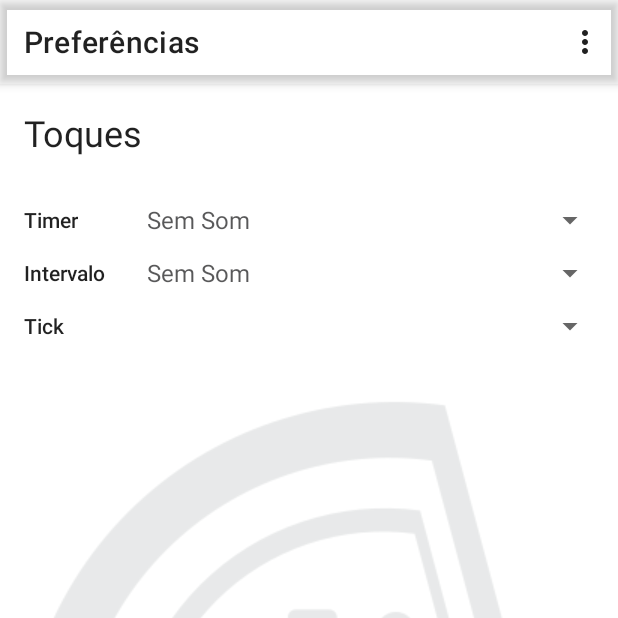
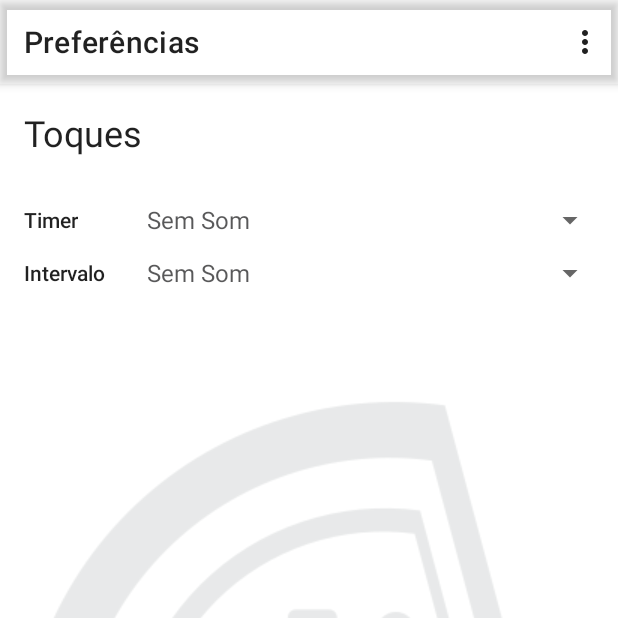
Before and after one commit to alexpfx/chunk_timer, an Android app: the SettingsFragment screen opened through its navigation route, on a phone screen of 412 x 824 dp, the top half of it. Run offline under Robolectric (Android 15) with nearby library versions, the phone set to English and light mode, and no system bars; our stand-ins replace Room's generated code; 1 statement that could not run was skipped.

Commit message:
badge buttons redesign.

```diff
--- a/app/src/main/java/dev/alessi/chunk/pomodoro/timer/android/components/BadgedButton.kt
+++ b/app/src/main/java/dev/alessi/chunk/pomodoro/timer/android/components/BadgedButton.kt
@@ -3,78 +3,87 @@ package dev.alessi.chunk.pomodoro.timer.android.components
 import android.content.Context
 import android.util.AttributeSet
 import android.view.LayoutInflater
+import android.widget.FrameLayout
+import android.widget.ImageButton
 import android.widget.TextView
-import androidx.constraintlayout.widget.ConstraintLayout
-import com.google.android.material.button.MaterialButton
+import androidx.core.content.ContextCompat
 import dev.alessi.chunk.pomodoro.timer.android.R
 
-class BadgedButton(context: Context?, attrs: AttributeSet?) : ConstraintLayout(context, attrs) {
+class BadgedButton(context: Context, attrs: AttributeSet?) : FrameLayout(context, attrs) {
 
+    private var checked = false
     private var txtBadge: TextView
-    private var button: MaterialButton
-    private var buttonIcon: Int
+    private var button: ImageButton
+    private var checkedResource: Int = R.color.bg_color_light
+    private var uncheckedResource: Int = android.R.color.transparent
 
 
-        get() = buttonIcon
+    override fun setOnClickListener(l: OnClickListener?) {
 
-        set(value) {
-            this.buttonIcon = value
+        button.setOnClickListener {
+            l?.onClick(this)
         }
 
-    var isChecked
-        get() = button.isChecked
-        set(value) {
-            button.isChecked = value
-        }
-
+        super.setOnClickListener(l)
+    }
 
     override fun setEnabled(enabled: Boolean) {
         button.isEnabled = enabled
+        super.setEnabled(enabled)
     }
 
-    override fun isEnabled(): Boolean {
-        return button.isEnabled
-    }
+    var isChecked
+        get() = checked
+        set(value) {
+            checked = value
 
-    override fun setOnClickListener(onClickListener: OnClickListener?) {
-        button.setOnClickListener(onClickListener)
+            updateColor()
+
+        }
+
+    private fun updateColor() {
+        if (checked) {
+
+            setBackgroundResource(checkedResource)
+        } else {
+            setBackgroundResource(uncheckedResource)
+        }
     }
 
 
-    override fun setTag(tag: Any?) {
-        button.tag = tag
-    }
-
-
-    override fun getTag(): Any {
-        return button.tag
-    }
-
-    var badgeText
+    var text
         get() = txtBadge.text.toString()
         set(value) {
-            txtBadge.text = "$value m"
+            txtBadge.text = value
         }
 
 
     init {
+
         LayoutInflater.from(context).inflate(R.layout.compound_view_badged_button, this)
         txtBadge = findViewById(R.id.txtBadge)
         button = findViewById(R.id.btnSizePP)
+
         tag = super.getTag()
-        val a = context?.obtainStyledAttributes(attrs, R.styleable.BadgedButton, 0, 0)
+        val a = context.obtainStyledAttributes(attrs, R.styleable.BadgedButton, 0, 0)
 
-        val badgeText = a?.getString(R.styleable.BadgedButton_badgeText)
 
-        val isChecked = a?.getBoolean(R.styleable.BadgedButton_isChecked, false)!!
-        val buttonIcon = a.getResourceId(R.styleable.BadgedButton_buttonIcon, 0)
+        txtBadge.text = a.getString(R.styleable.BadgedButton_labelText)
+
+        checked = a.getBoolean(R.styleable.BadgedButton_isChecked, false)!!
+        val buttonIcon = a.getResourceId(R.styleable.BadgedButton_imageResource, 0)
+
+        checkedResource =
+            a.getResourceId(R.styleable.BadgedButton_backgroundChecked, checkedResource)
+        uncheckedResource =
+            a.getResourceId(R.styleable.BadgedButton_backgroundUnchecked, uncheckedResource)
+
+        isClickable = true
+        isFocusable = true
+        button.setImageResource(buttonIcon)
 
         a.recycle()
 
-        txtBadge.text = badgeText
-        button.setIconResource(buttonIcon)
-
-        button.isChecked = isChecked
     }
 
 
--- a/app/src/main/java/dev/alessi/chunk/pomodoro/timer/android/settings/SettingsFragment.kt
+++ b/app/src/main/java/dev/alessi/chunk/pomodoro/timer/android/settings/SettingsFragment.kt
@@ -14,7 +14,6 @@ import androidx.preference.PreferenceManager
 import dev.alessi.chunk.pomodoro.timer.android.R
 import dev.alessi.chunk.pomodoro.timer.android.platform.SoundEffectManager
 import dev.alessi.chunk.pomodoro.timer.android.ui.MainViewModel
-import dev.alessi.chunk.pomodoro.timer.android.ui.SharedViewModel
 import kotlinx.android.synthetic.main.fragment_settings.*
 
 /**
--- a/app/src/main/java/dev/alessi/chunk/pomodoro/timer/android/ui/TimerFragment.kt
+++ b/app/src/main/java/dev/alessi/chunk/pomodoro/timer/android/ui/TimerFragment.kt
@@ -23,6 +23,7 @@ import androidx.preference.PreferenceManager
 import com.google.gson.Gson
 import dev.alessi.chunk.pomodoro.timer.android.R
 import dev.alessi.chunk.pomodoro.timer.android.RepositoryProvider
+import dev.alessi.chunk.pomodoro.timer.android.components.BadgedButton
 import dev.alessi.chunk.pomodoro.timer.android.database.Task
 import dev.alessi.chunk.pomodoro.timer.android.platform.ChunkTimerService
 import dev.alessi.chunk.pomodoro.timer.android.repository.TaskRepository
@@ -41,7 +42,7 @@ class TimerFragment : Fragment() {
 
 
     private var TAG = TimerFragment::class.java.name
-    private lateinit var sizeBtns: List<FrameLayout>
+    private lateinit var sizeBtns: List<BadgedButton>
 
 
     private var mTimerRunning = false
@@ -66,8 +67,6 @@ class TimerFragment : Fragment() {
         const val KEY_SIZE_JSON_ARRAY = "KEY_SIZE_JSON_ARRAY"
         const val KEY_LAST_INDEX = "key_last_index"
         const val KEY_LAST_BREAKTIME = "KEY_LAST_BREAKTIME"
-
-
     }
 
 
@@ -165,9 +164,9 @@ class TimerFragment : Fragment() {
 
     private fun updateSizeButtons() {
 
-        forAllSizeButtons { it: FrameLayout ->
+        forAllSizeButtons { it: BadgedButton ->
             val intTag = (it.tag as String).toInt()
-//            it.badgeText = mSizes[intTag].toString()
+            it.text = "${mSizes[intTag]} min"
         }
     }
 
@@ -181,7 +180,7 @@ class TimerFragment : Fragment() {
 
         forAllSizeButtons { it ->
             val intTag = (it.tag as String).toInt()
-//            it.isChecked = (mSelectedIndex == intTag)
+            it.isChecked = (mSelectedIndex == intTag)
         }
 
         val timeMinutes = mSizes[mSelectedIndex]
@@ -196,9 +195,8 @@ class TimerFragment : Fragment() {
     }
 
     private fun updateTask() {
-        txtTask.setText(mTask.description)
 
-
+        txtTask.text = mTask.description
     }
 
     private fun updateTimer(timeLeft: Long, totalTime: Long) {
@@ -211,6 +209,7 @@ class TimerFragment : Fragment() {
 
 //        txtPercent.text = "$xstr %"
 //        separator_view.progress = percFinish.toInt()
+
 
     }
 
@@ -236,10 +235,10 @@ class TimerFragment : Fragment() {
         btnOpenSettings.setOnClickListener(::openSettingsScreen)
 
         sizeBtns =
-            listOf<FrameLayout>(frBtnSizePP, frBtnSizeP, frBtnSizeM, frBtnSizeG, frBtnSizeGG)
+            listOf<BadgedButton>(frBtnSizePP, frBtnSizeP, frBtnSizeM, frBtnSizeG, frBtnSizeGG)
 
         forAllSizeButtons { _, it ->
-            it.getChildAt(0).setOnClickListener(::onSizeSetupBtnClick)
+            it.setOnClickListener(::onSizeSetupBtnClick)
         }
 
         super.onViewCreated(view, savedInstanceState)
@@ -299,7 +298,7 @@ class TimerFragment : Fragment() {
         updateColor(view)
     }
 
-    fun createGradientDrawable(colorRes: Int, strokeColorRes: Int): GradientDrawable{
+    fun createGradientDrawable(colorRes: Int, strokeColorRes: Int): GradientDrawable {
         val g = GradientDrawable()
         val context = this.context!!
         g.setColor(ContextCompat.getColor(context, colorRes))
@@ -310,12 +309,11 @@ class TimerFragment : Fragment() {
     }
 
     private fun updateColor(view: View) {
-        val background = (view.parent as View).background
+
         forAllSizeButtons { frame ->
-            frame.setBackgroundColor(ContextCompat.getColor(context!!, R.color.white))
+            frame.isChecked = (frame.tag as String).toInt() == mSelectedIndex
         }
 
-        (view.parent as View).background = createGradientDrawable(R.color.colorPrimary44, R.color.colorPrimary)
 
 //        view.setBackgroundColor(ContextCompat.getColor(context!!,R.color.color_pizza_g))
 //        (view.parent as View).setBackgroundColor(ContextCompat.getColor(context!!,R.color.colorPrimary44))
@@ -350,8 +348,15 @@ class TimerFragment : Fragment() {
     fun showTimerCanceled(intent: Intent) { //
         btnCancelTimer.visibility = View.INVISIBLE
 
+        if (mTask.description.isEmpty()) {
+            mTaskSharedViewModel.setTask(
+                Task(
+                    description = getString(R.string.message_hint_choose_task),
+                    uid = -1
+                )
+            )
+        }
         enableViews()
-
     }
 
 
@@ -371,11 +376,13 @@ class TimerFragment : Fragment() {
         btnStartTimer.visibility = View.VISIBLE
         btnStartBreak.visibility = View.VISIBLE
         forAllSizeButtons { b -> b.isEnabled = true }
+
         layoutTimerSettings.visibility = View.VISIBLE
 
         btnOpenSettings.visibility = View.VISIBLE
         txtTask.isEnabled = true
         btnClearTask.visibility = View.VISIBLE
+
     }
 
 
@@ -460,6 +467,8 @@ class TimerFragment : Fragment() {
     }
 
     private fun openTimerSettingsDialog(view: View) {
+        findNavController().navigate(R.id.timerSettingsDialogFragment)
+
         TimerSettingsDialogFragment().show(
             activity!!.supportFragmentManager,
             "TimerSettingsDialogFragment"
@@ -467,8 +476,13 @@ class TimerFragment : Fragment() {
 
     }
 
-    private fun actionClearTask(view: View){
-        mTaskSharedViewModel.setTask(Task(description = getString(R.string.message_hint_choose_task), uid = -1))
+    private fun actionClearTask(view: View) {
+        mTaskSharedViewModel.setTask(
+            Task(
+                description = getString(R.string.message_hint_choose_task),
+                uid = -1
+            )
+        )
     }
 
     private fun actionStartBreaktime(view: View) {
@@ -497,11 +511,11 @@ class TimerFragment : Fragment() {
 
     }
 
-    private fun forAllSizeButtons(action: (Int, FrameLayout) -> Unit) {
+    private fun forAllSizeButtons(action: (Int, BadgedButton) -> Unit) {
         sizeBtns.forEachIndexed(action)
     }
 
-    private fun forAllSizeButtons(action: (FrameLayout) -> Unit) {
+    private fun forAllSizeButtons(action: (BadgedButton) -> Unit) {
         sizeBtns.onEach(action)
     }
 
--- a/app/src/main/res/layout/fragment_settings.xml
+++ b/app/src/main/res/layout/fragment_settings.xml
@@ -53,18 +53,6 @@
         app:layout_constraintStart_toStartOf="@+id/guideline2"
         app:layout_constraintTop_toTopOf="@+id/textView6" />
 
-    <Spinner
-
-        android:id="@+id/spinner_ringing_tick"
-        android:layout_width="0dp"
-        android:layout_height="wrap_content"
-        android:tag="@string/tag_ringing_tick"
-        app:layout_constraintBottom_toBottomOf="@+id/textView7"
-        app:layout_constraintEnd_toEndOf="@+id/spinner_ringing_timer"
-        app:layout_constraintHorizontal_bias="1.0"
-        app:layout_constraintStart_toStartOf="@+id/guideline2"
-        app:layout_constraintTop_toTopOf="@+id/textView7" />
-
     <TextView
         style="@style/TextAppearance.AppCompat.Body2"
         android:id="@+id/textView6"
@@ -75,16 +63,6 @@
         app:layout_constraintStart_toStartOf="@+id/textView5"
         app:layout_constraintTop_toBottomOf="@+id/textView5" />
 
-    <TextView
-        style="@style/TextAppearance.AppCompat.Body2"
-        android:id="@+id/textView7"
-        android:layout_width="wrap_content"
-        android:layout_height="wrap_content"
-        android:layout_marginTop="16dp"
-        android:text="@string/label_ringing_tick"
-        app:layout_constraintStart_toStartOf="@+id/textView5"
-        app:layout_constraintTop_toBottomOf="@+id/textView6" />
-
     <androidx.constraintlayout.widget.Guideline
         android:id="@+id/guideline2"
         android:layout_width="wrap_content"
--- a/app/src/main/res/menu/main_menu.xml
+++ b/app/src/main/res/menu/main_menu.xml
@@ -1,21 +1,21 @@
 <?xml version="1.0" encoding="utf-8"?>
 <menu xmlns:android="http://schemas.android.com/apk/res/android">
 
-    <item android:title="@string/label_menu_setup_timer" android:id="@+id/setup_timers_dialog" >
+    <item android:title="@string/label_menu_setup_timer" android:id="@+id/item_setup_timers_dialog" >
 
     </item>
 
-    <item android:title="@string/label_menu_setup_breaktime" android:id="@+id/setup_breaktime_dialog">
+    <item android:title="@string/label_menu_setup_breaktime" android:id="@+id/item_setup_breaktime_dialog">
 
     </item>
 
 
-    <item android:title="@string/label_menu_settings" android:id="@+id/settings_fragment">
+    <item android:title="@string/label_menu_settings" android:id="@+id/item_settings_fragment">
 
     </item>
 
 
-    <item android:title="@string/label_menu_about" android:id="@+id/about_fragment">
+    <item android:title="@string/label_menu_about" android:id="@+id/item_about_fragment">
 
     </item>
 
--- a/app/src/main/res/navigation/nav_graph.xml
+++ b/app/src/main/res/navigation/nav_graph.xml
@@ -27,6 +27,9 @@
         <action
             android:id="@+id/action_timerFragment_to_aboutFragment"
             app:destination="@id/aboutFragment" />
+        <action
+            android:id="@+id/action_timerFragment_to_timerSettingsDialogFragment"
+            app:destination="@id/timerSettingsDialogFragment" />
     </fragment>
 
     <dialog
@@ -58,4 +61,8 @@
         android:name="dev.alessi.chunk.pomodoro.timer.android.AboutFragment"
         android:label="fragment_about"
         tools:layout="@layout/fragment_about" />
+    <dialog
+        android:id="@+id/timerSettingsDialogFragment"
+        android:name="dev.alessi.chunk.pomodoro.timer.android.ui.dialog.TimerSettingsDialogFragment"
+        android:label="TimerSettingsDialogFragment" />
 </navigation>
--- a/app/src/main/res/values/styles.xml
+++ b/app/src/main/res/values/styles.xml
@@ -95,6 +95,7 @@
         <!--<item name="android:background">@color/colorPrimary</item>-->
 
 
+        <item name="backgroundChecked">@drawable/background_selected_button</item>
         <item name="android:layout_height">match_parent</item>
         <item name="android:layout_width">0dp</item>
         <item name="android:paddingTop">6dp</item>
@@ -115,10 +116,7 @@
     </style>
 
     <style name="TextIconPizza">
-        <item name="android:textColor">@color/white</item>
-
-
-
+        <item name="android:textColor">@color/text_color_primary</item>
         <item name="android:layout_gravity">bottom|center</item>
 
 
```
Also changed, not shown: app/src/main/java/dev/alessi/chunk/pomodoro/timer/android/ui/TimerActivity.kt (+23 -12 lines), app/src/main/res/drawable/background_selected_button.xml (added, +22 -0 lines), app/src/main/res/layout/compound_view_badged_button.xml (+37 -2 lines), app/src/main/res/layout/fragment_timer.xml (+62 -16 lines), app/src/main/res/values/attr.xml (+6 -2 lines).
